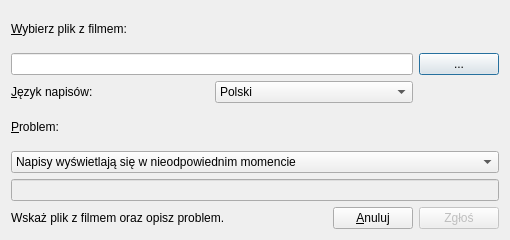
Qt form ui/frmreport.ui (QNapi/qnapi) before a commit.
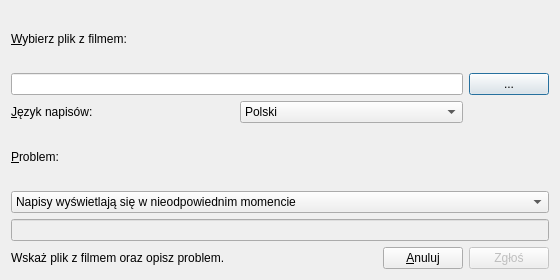
The same form after that commit. Icons and pictures are not drawn.

```diff
--- a/ui/frmreport.ui
+++ b/ui/frmreport.ui
@@ -5,8 +5,8 @@
    <rect>
     <x>0</x>
     <y>0</y>
-    <width>510</width>
-    <height>240</height>
+    <width>560</width>
+    <height>280</height>
    </rect>
   </property>
   <property name="minimumSize" >
```
Left out of the diff: 3 changed lines with no effect on the pictures.
